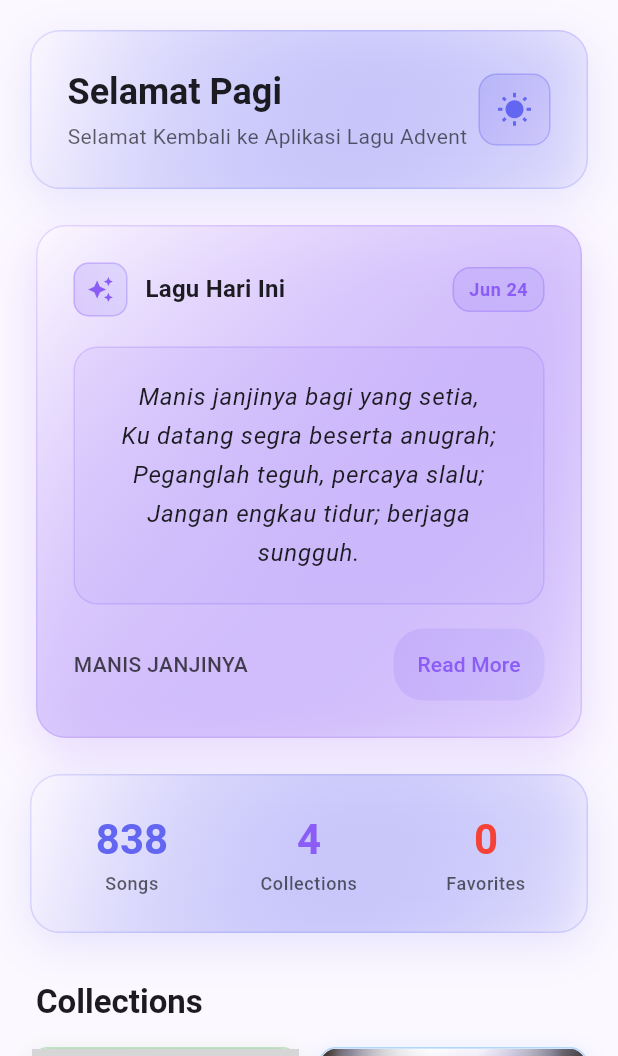
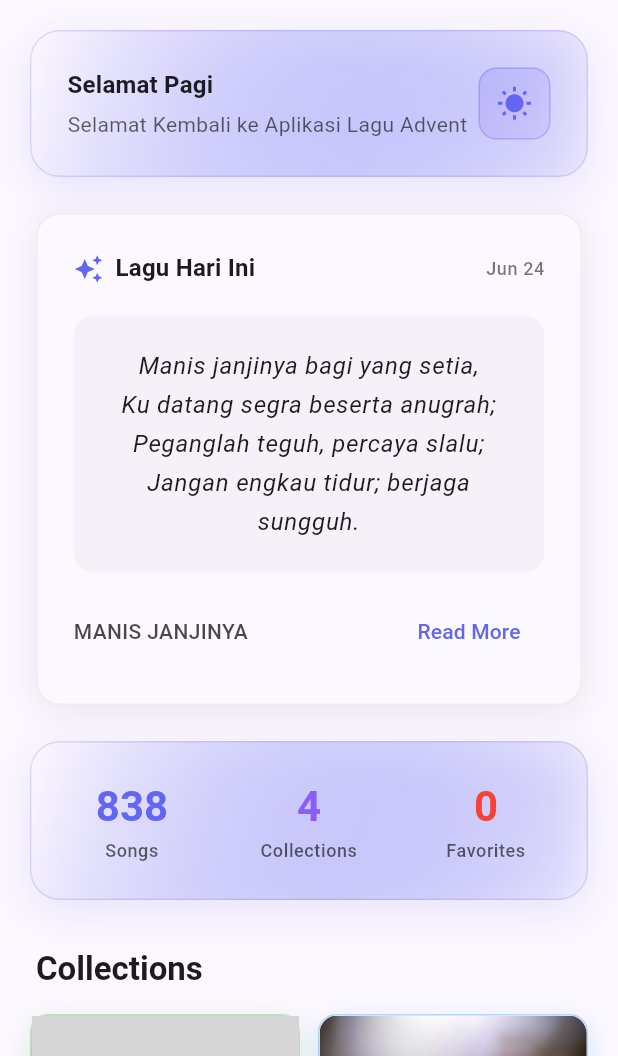
Before and after one commit to hearyaldy/advent_song, a Flutter app: the screen it shows after launch, on a phone screen of 412 x 824 dp, the part 180-1236 px from its top. Run offline on Flutter 3.47's test engine with Material 3 defaults, Android fonts, the phone set to English and light mode, and no system bars; our stand-ins replace equatable, go_router, shared_preferences; grey boxes are pictures that could not be loaded.

Commit message:
Dashboard Update

```diff
--- a/lib/presentation/dashboard/pages/dashboard_page.dart
+++ b/lib/presentation/dashboard/pages/dashboard_page.dart
@@ -383,7 +383,8 @@ class _DashboardPageState extends State<DashboardPage> {
               children: [
                 Text(
                   _greeting,
-                  style: theme.textTheme.headlineSmall?.copyWith(
+                  style: theme.textTheme.titleMedium?.copyWith(
+                    // Changed to titleMedium (much smaller)
                     fontWeight: FontWeight.w600,
                     color: colorScheme.onSurface,
                   ),
@@ -392,6 +393,7 @@ class _DashboardPageState extends State<DashboardPage> {
                 Text(
                   'Selamat Kembali ke Aplikasi Lagu Advent',
                   style: theme.textTheme.bodyMedium?.copyWith(
+                    // Changed back to bodyMedium
                     color: colorScheme.onSurface.withOpacity(0.7),
                   ),
                 ),
@@ -432,69 +434,39 @@ class _DashboardPageState extends State<DashboardPage> {
 
     final theme = Theme.of(context);
     final colorScheme = theme.colorScheme;
-    final isDarkMode = theme.brightness == Brightness.dark;
 
     return Container(
+      width: double.infinity,
       margin: const EdgeInsets.symmetric(horizontal: 4.0),
+      padding: const EdgeInsets.all(24.0),
       decoration: BoxDecoration(
-        gradient: LinearGradient(
-          begin: Alignment.topLeft,
-          end: Alignment.bottomRight,
-          colors: isDarkMode
-              ? [
-                  colorScheme.surfaceContainerHighest,
-                  colorScheme.surface,
-                ]
-              : [
-                  colorScheme.surface,
-                  colorScheme.secondary.withOpacity(0.08),
-                ],
-        ),
-        borderRadius: BorderRadius.circular(20),
+        color: colorScheme.surface,
+        borderRadius: BorderRadius.circular(16),
         border: Border.all(
-          color: colorScheme.secondary.withOpacity(0.2),
+          color: colorScheme.outline.withOpacity(0.1),
           width: 1,
         ),
         boxShadow: [
           BoxShadow(
-            color: isDarkMode
-                ? Colors.black.withOpacity(0.4)
-                : colorScheme.secondary.withOpacity(0.2),
-            blurRadius: isDarkMode ? 20 : 30,
-            offset: const Offset(0, 12),
+            color: colorScheme.shadow.withOpacity(0.08),
+            blurRadius: 20,
+            offset: const Offset(0, 4),
             spreadRadius: 0,
           ),
         ],
       ),
-      child: Padding(
-        padding: const EdgeInsets.all(24.0),
       child: Column(
         crossAxisAlignment: CrossAxisAlignment.start,
         children: [
-            // Header
+          // Simple header
           Row(
             children: [
-                Container(
-                  padding: const EdgeInsets.all(8),
-                  decoration: BoxDecoration(
-                    gradient: LinearGradient(
-                      colors: [
-                        colorScheme.secondary.withOpacity(0.2),
-                        colorScheme.primary.withOpacity(0.1),
-                      ],
+              Icon(
+                Icons.auto_awesome,
+                color: colorScheme.primary,
+                size: 20,
               ),
-                    borderRadius: BorderRadius.circular(10),
-                    border: Border.all(
-                      color: colorScheme.secondary.withOpacity(0.3),
-                    ),
-                  ),
-                  child: Icon(
-                    Icons.auto_awesome,
-                    color: colorScheme.secondary,
-                    size: 18,
-                  ),
-                ),
-                const SizedBox(width: 12),
+              const SizedBox(width: 8),
               Text(
                 'Lagu Hari Ini',
                 style: theme.textTheme.titleMedium?.copyWith(
@@ -503,27 +475,11 @@ class _DashboardPageState extends State<DashboardPage> {
                 ),
               ),
               const Spacer(),
-                Container(
-                  padding:
-                      const EdgeInsets.symmetric(horizontal: 10, vertical: 6),
-                  decoration: BoxDecoration(
-                    gradient: LinearGradient(
-                      colors: [
-                        colorScheme.secondary.withOpacity(0.15),
-                        colorScheme.primary.withOpacity(0.1),
-                      ],
-                    ),
-                    borderRadius: BorderRadius.circular(12),
-                    border: Border.all(
-                      color: colorScheme.secondary.withOpacity(0.3),
-                    ),
-                  ),
-                  child: Text(
+              Text(
                 DateFormat('MMM d').format(DateTime.now()),
                 style: theme.textTheme.bodySmall?.copyWith(
-                      color: colorScheme.secondary,
-                      fontWeight: FontWeight.w600,
-                    ),
+                  color: colorScheme.onSurface.withOpacity(0.6),
+                  fontWeight: FontWeight.w500,
                 ),
               ),
             ],
@@ -531,28 +487,13 @@ class _DashboardPageState extends State<DashboardPage> {
 
           const SizedBox(height: 20),
 
-            // Verse content
+          // Clean lyrics box
           Container(
             width: double.infinity,
             padding: const EdgeInsets.all(20),
             decoration: BoxDecoration(
-                gradient: LinearGradient(
-                  begin: Alignment.topCenter,
-                  end: Alignment.bottomCenter,
-                  colors: isDarkMode
-                      ? [
-                          colorScheme.surfaceContainerHighest.withOpacity(0.5),
-                          colorScheme.surfaceContainerHighest.withOpacity(0.2),
-                        ]
-                      : [
-                          colorScheme.secondary.withOpacity(0.08),
-                          colorScheme.primary.withOpacity(0.05),
-                        ],
-                ),
-                borderRadius: BorderRadius.circular(16),
-                border: Border.all(
-                  color: colorScheme.secondary.withOpacity(0.2),
-                ),
+              color: colorScheme.surfaceContainerHighest.withOpacity(0.3),
+              borderRadius: BorderRadius.circular(12),
             ),
             child: Text(
               _verseOfTheDay!['lyrics']?.toString() ?? 'No lyrics available',
@@ -568,7 +509,7 @@ class _DashboardPageState extends State<DashboardPage> {
 
           const SizedBox(height: 16),
 
-            // Attribution and action
+          // Simple footer
           Row(
             children: [
               Expanded(
@@ -580,17 +521,7 @@ class _DashboardPageState extends State<DashboardPage> {
                   ),
                 ),
               ),
-                Container(
-                  decoration: BoxDecoration(
-                    gradient: LinearGradient(
-                      colors: [
-                        colorScheme.secondary.withOpacity(0.15),
-                        colorScheme.primary.withOpacity(0.1),
-                      ],
-                    ),
-                    borderRadius: BorderRadius.circular(20),
-                  ),
-                  child: TextButton(
+              TextButton(
                 onPressed: () {
                   final collectionId = _verseOfTheDay!['collection_id'];
                   final songNumber = _verseOfTheDay!['song_number'];
@@ -599,17 +530,15 @@ class _DashboardPageState extends State<DashboardPage> {
                   }
                 },
                 style: TextButton.styleFrom(
-                      foregroundColor: colorScheme.secondary,
-                      padding: const EdgeInsets.symmetric(
-                          horizontal: 16, vertical: 8),
+                  foregroundColor: colorScheme.primary,
+                  padding:
+                      const EdgeInsets.symmetric(horizontal: 16, vertical: 8),
                 ),
                 child: const Text('Read More'),
-                  ),
               ),
             ],
           ),
         ],
-        ),
       ),
     );
   }
```
Lines whose indentation alone changed are shown as unchanged.
